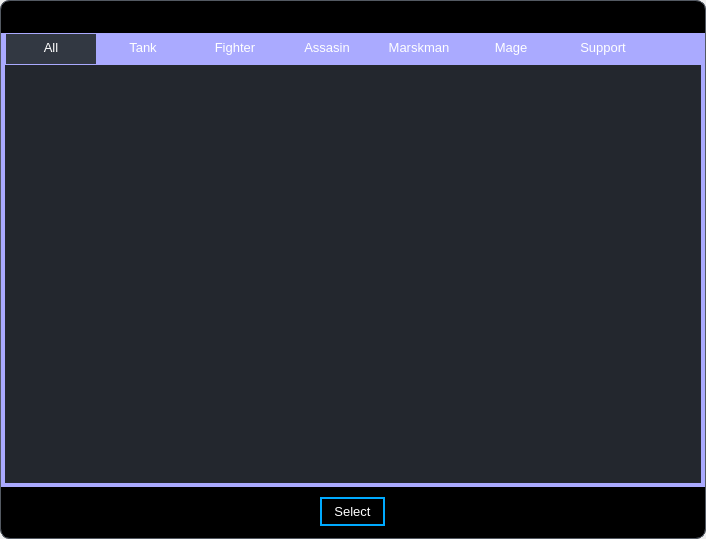
Above: ui/dialogs/hero_selector_tab.ui from elian-olbz/mlbb-drafting-and-simulation-tools before the change. Below: the same form after it.
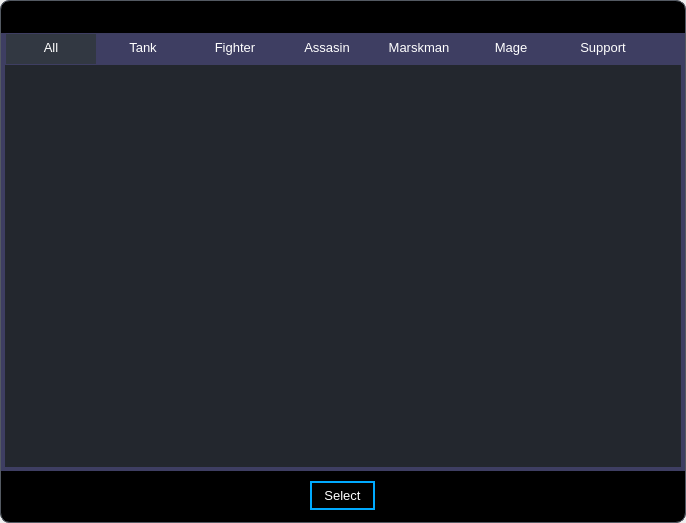
That is the form after the change. Icons and pictures are not drawn.

Commit message: Polished quick draft UI. Changed major colors for pages/dialogs, other minor changes on pages widgets.

Diff of the .ui file:
```diff
--- a/ui/dialogs/hero_selector_tab.ui
+++ b/ui/dialogs/hero_selector_tab.ui
@@ -6,8 +6,8 @@
    <rect>
     <x>0</x>
     <y>0</y>
-    <width>706</width>
-    <height>539</height>
+    <width>686</width>
+    <height>523</height>
    </rect>
   </property>
   <property name="windowTitle">
@@ -161,8 +161,8 @@
           <widget class="QWidget" name="tab_container" native="true">
            <property name="styleSheet">
             <string notr="true">QWidget #tab_container{
-border: 1px solid rgb(170, 170, 255);
-background-color: rgb(170, 170, 255);
+border: 1px solid  #3e3e62;
+background-color: #3e3e62;
 border-top-left-radius: 0px;
 border-bottom-left-radius: 0px;
 border-top-right-radius: 0px;
@@ -192,7 +192,7 @@
 }
 QTabBar::tab {
     /* Set the background color of each tab */
-   background-color: rgb(170, 170, 255);
+   background-color: #3e3e62;
     /* Set the color of the tab title text */
     color: #ffffff;
     /* Set the padding around each tab */
@@ -203,7 +203,7 @@
     height: 18px;
     font-size: 13px; 
     font-family: 'Segoe UI' ;
-	 border: 1px solid rgb(170, 170, 255);
+	 border: 1px solid #3e3e62;;
 	border-top-left-radius: 0px;
 	border-bottom-left-radius: 0px;
 	border-top-right-radius: 0px;
@@ -232,7 +232,7 @@
 	 border-radius: 0px;
  }
  QScrollBar::handle:vertical {	
-	background: rgb(189, 147, 249);
+	background: #606097;
     min-height: 25px;
 	border-radius: 4px
  }
```
The commit also changes 15 other files.
